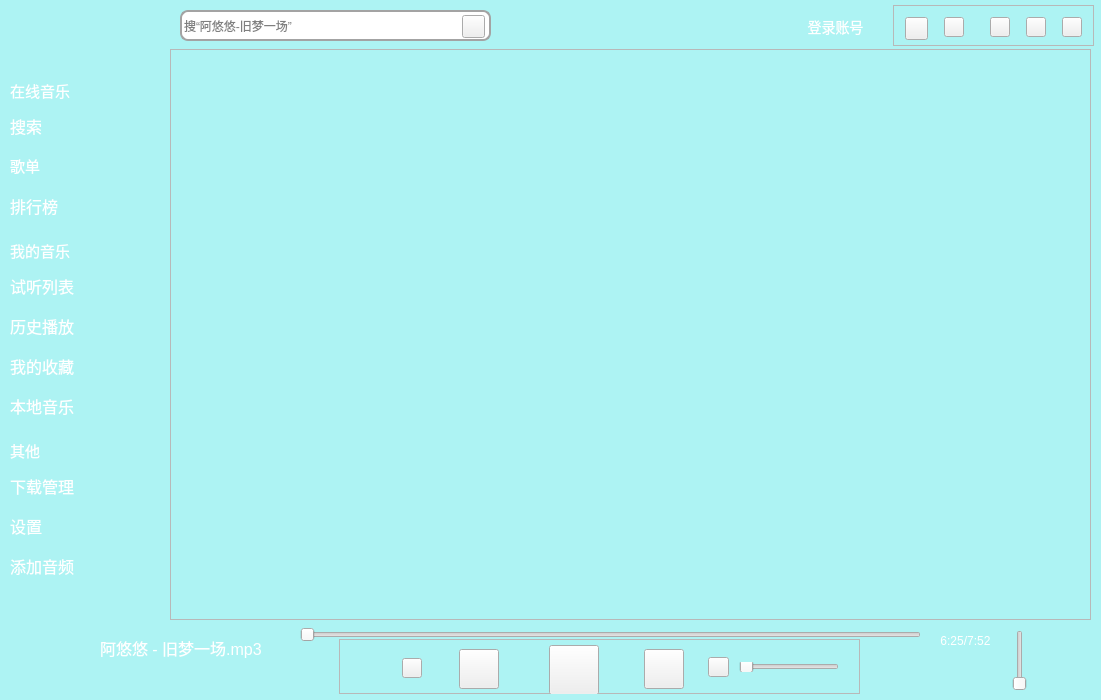
Qt form mainwindow.ui (HuaGouFdog/FdogMusicPlayer) before a commit.
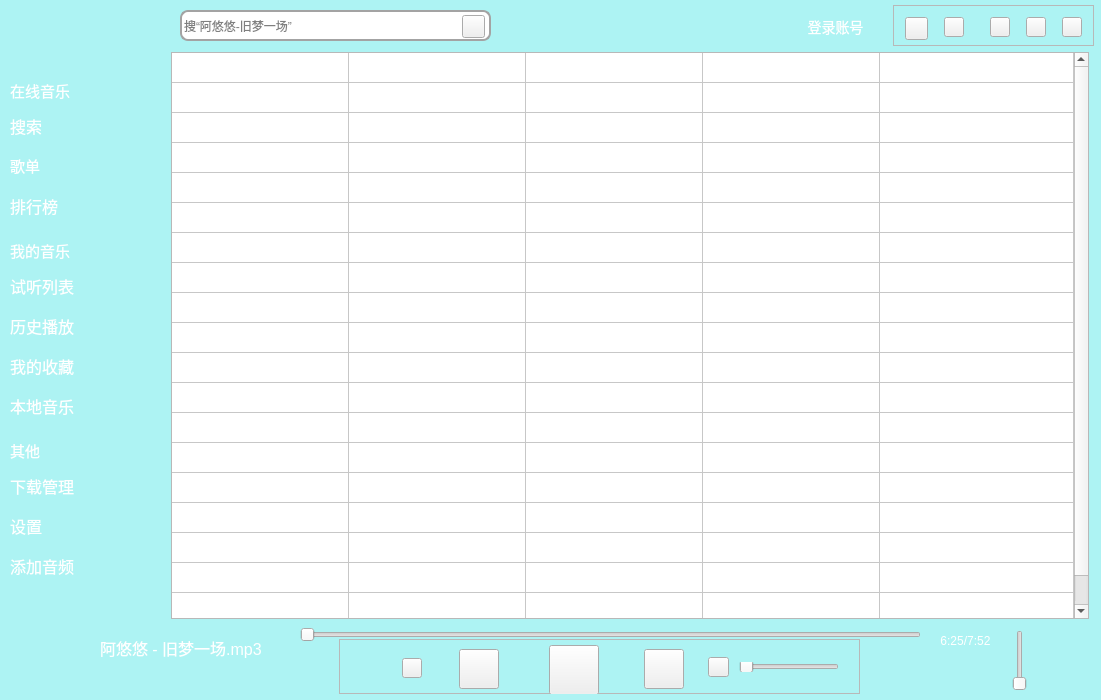
The same form after that commit. The open tabs and pages were chosen to show the change. Icons and pictures are not drawn.

```diff
--- a/mainwindow.ui
+++ b/mainwindow.ui
@@ -1311,6 +1311,193 @@
       </property>
      </widget>
     </widget>
+    <widget class="QWidget" name="page_3">
+     <widget class="QTableWidget" name="tableWidget">
+      <property name="geometry">
+       <rect>
+        <x>1</x>
+        <y>3</y>
+        <width>918</width>
+        <height>567</height>
+       </rect>
+      </property>
+      <property name="contextMenuPolicy">
+       <enum>Qt::DefaultContextMenu</enum>
+      </property>
+      <property name="frameShadow">
+       <enum>QFrame::Plain</enum>
+      </property>
+      <property name="lineWidth">
+       <number>1</number>
+      </property>
+      <attribute name="horizontalHeaderVisible">
+       <bool>false</bool>
+      </attribute>
+      <attribute name="horizontalHeaderDefaultSectionSize">
+       <number>177</number>
+      </attribute>
+      <attribute name="horizontalHeaderHighlightSections">
+       <bool>false</bool>
+      </attribute>
+      <attribute name="horizontalHeaderMinimumSectionSize">
+       <number>25</number>
+      </attribute>
+      <attribute name="horizontalHeaderShowSortIndicator" stdset="0">
+       <bool>false</bool>
+      </attribute>
+      <attribute name="horizontalHeaderStretchLastSection">
+       <bool>true</bool>
+      </attribute>
+      <attribute name="verticalHeaderVisible">
+       <bool>false</bool>
+      </attribute>
+      <row>
+       <property name="text">
+        <string>新建行</string>
+       </property>
+      </row>
+      <row>
+       <property name="text">
+        <string>新建行</string>
+       </property>
+      </row>
+      <row>
+       <property name="text">
+        <string>新建行</string>
+       </property>
+      </row>
+      <row>
+       <property name="text">
+        <string>新建行</string>
+       </property>
+      </row>
+      <row>
+       <property name="text">
+        <string>新建行</string>
+       </property>
+      </row>
+      <row>
+       <property name="text">
+        <string>新建行</string>
+       </property>
+      </row>
+      <row>
+       <property name="text">
+        <string>新建行</string>
+       </property>
+      </row>
+      <row>
+       <property name="text">
+        <string>新建行</string>
+       </property>
+      </row>
+      <row>
+       <property name="text">
+        <string>新建行</string>
+       </property>
+      </row>
+      <row>
+       <property name="text">
+        <string>新建行</string>
+       </property>
+      </row>
+      <row>
+       <property name="text">
+        <string>新建行</string>
+       </property>
+      </row>
+      <row>
+       <property name="text">
+        <string>新建行</string>
+       </property>
+      </row>
+      <row>
+       <property name="text">
+        <string>新建行</string>
+       </property>
+      </row>
+      <row>
+       <property name="text">
+        <string>新建行</string>
+       </property>
+      </row>
+      <row>
+       <property name="text">
+        <string>新建行</string>
+       </property>
+      </row>
+      <row>
+       <property name="text">
+        <string>新建行</string>
+       </property>
+      </row>
+      <row>
+       <property name="text">
+        <string>新建行</string>
+       </property>
+      </row>
+      <row>
+       <property name="text">
+        <string>新建行</string>
+       </property>
+      </row>
+      <row>
+       <property name="text">
+        <string>新建行</string>
+       </property>
+      </row>
+      <column>
+       <property name="text">
+        <string>歌曲</string>
+       </property>
+      </column>
+      <column>
+       <property name="text">
+        <string>歌手</string>
+       </property>
+      </column>
+      <column>
+       <property name="text">
+        <string>专辑</string>
+       </property>
+      </column>
+      <column>
+       <property name="text">
+        <string>操作</string>
+       </property>
+      </column>
+      <column>
+       <property name="text">
+        <string>时长</string>
+       </property>
+      </column>
+     </widget>
+    </widget>
+    <widget class="QWidget" name="page_4">
+     <widget class="QLineEdit" name="lineEdit_3">
+      <property name="geometry">
+       <rect>
+        <x>10</x>
+        <y>10</y>
+        <width>781</width>
+        <height>551</height>
+       </rect>
+      </property>
+     </widget>
+     <widget class="QPushButton" name="pushButton_6">
+      <property name="geometry">
+       <rect>
+        <x>830</x>
+        <y>260</y>
+        <width>75</width>
+        <height>23</height>
+       </rect>
+      </property>
+      <property name="text">
+       <string>PushButton</string>
+      </property>
+     </widget>
+    </widget>
    </widget>
    <zorder>label_3</zorder>
    <zorder>label_6</zorder>
```
Left out of the diff: 2 changed lines with no effect on the pictures.
